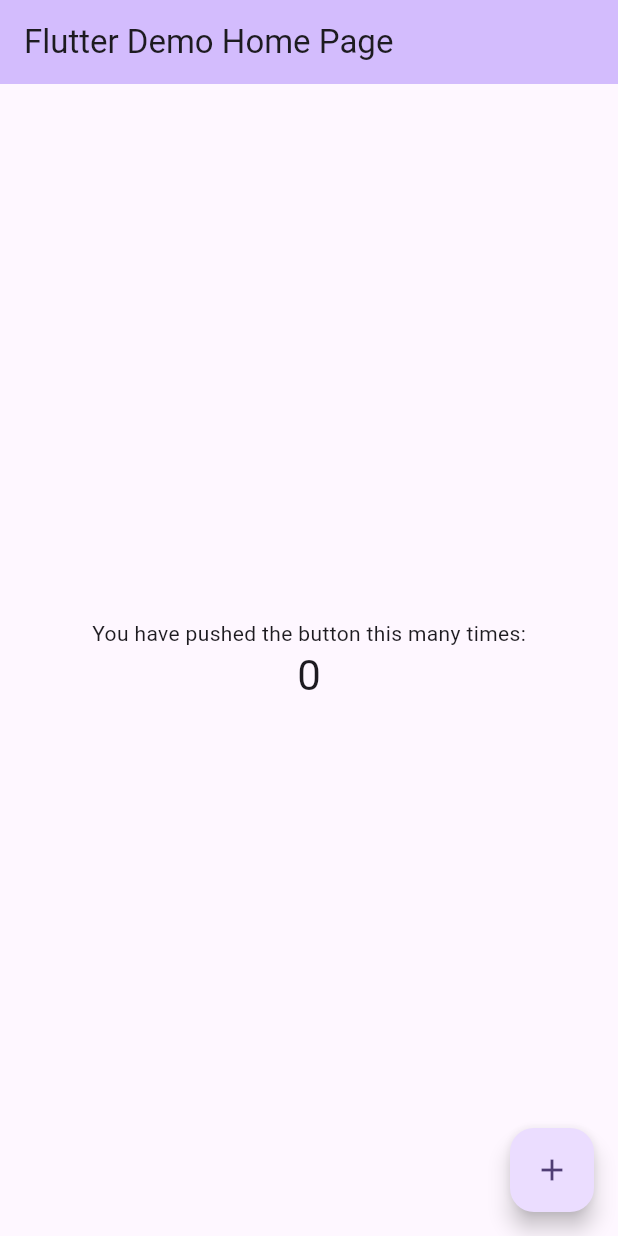
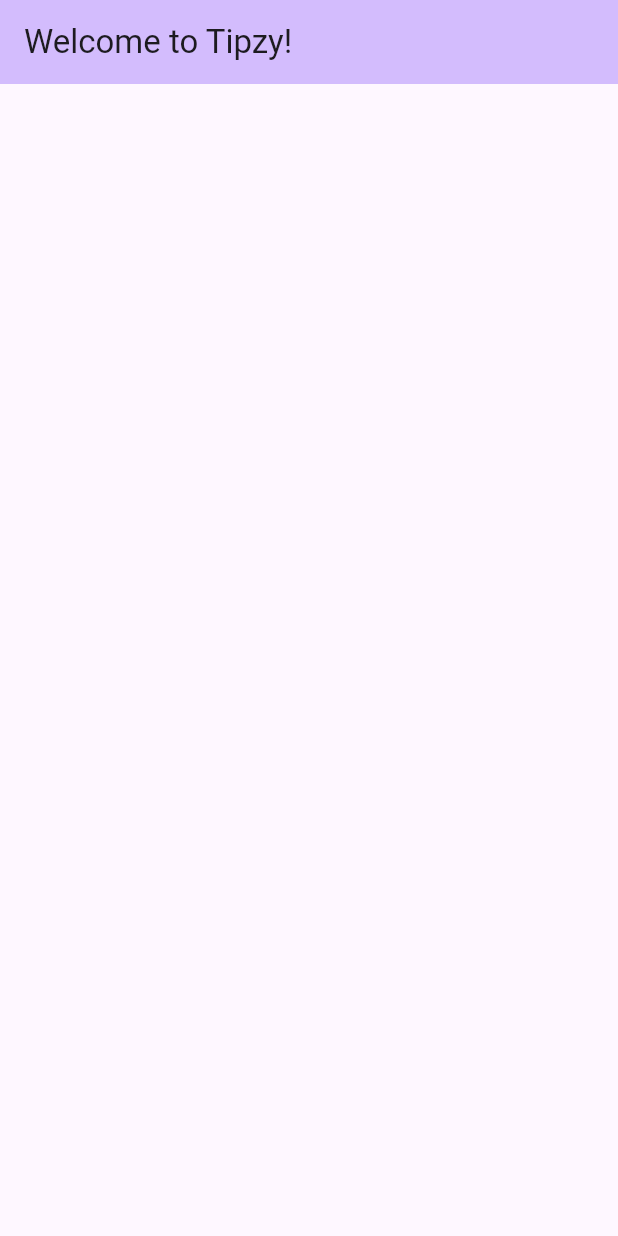
Before and after one commit to jali-k/tipzy, a Flutter app: the screen it shows after launch, on a phone screen of 412 x 824 dp. Run offline on Flutter 3.47's test engine with Material 3 defaults, Android fonts, the light colour scheme and no system bars.

Commit message:
Clear the main

```diff
--- a/lib/main.dart
+++ b/lib/main.dart
@@ -11,42 +11,18 @@
   @override
   Widget build(BuildContext context) {
     return MaterialApp(
-      title: 'Flutter Demo',
+      title: 'Tipzy',
       theme: ThemeData(
-        // This is the theme of your application.
-        //
-        // TRY THIS: Try running your application with "flutter run". You'll see
-        // the application has a purple toolbar. Then, without quitting the app,
-        // try changing the seedColor in the colorScheme below to Colors.green
-        // and then invoke "hot reload" (save your changes or press the "hot
-        // reload" button in a Flutter-supported IDE, or press "r" if you used
-        // the command line to start the app).
-        //
-        // Notice that the counter didn't reset back to zero; the application
-        // state is not lost during the reload. To reset the state, use hot
-        // restart instead.
-        //
-        // This works for code too, not just values: Most code changes can be
-        // tested with just a hot reload.
         colorScheme: ColorScheme.fromSeed(seedColor: Colors.deepPurple),
         useMaterial3: true,
       ),
-      home: const MyHomePage(title: 'Flutter Demo Home Page'),
+      home: const MyHomePage(title: 'Welcome to Tipzy!'),
     );
   }
 }
 
 class MyHomePage extends StatefulWidget {
   const MyHomePage({super.key, required this.title});
-
-  // This widget is the home page of your application. It is stateful, meaning
-  // that it has a State object (defined below) that contains fields that affect
-  // how it looks.
-
-  // This class is the configuration for the state. It holds the values (in this
-  // case the title) provided by the parent (in this case the App widget) and
-  // used by the build method of the State. Fields in a Widget subclass are
-  // always marked "final".
 
   final String title;
 
@@ -55,71 +31,20 @@
 }
 
 class _MyHomePageState extends State<MyHomePage> {
-  int _counter = 0;
-
-  void _incrementCounter() {
-    setState(() {
-      // This call to setState tells the Flutter framework that something has
-      // changed in this State, which causes it to rerun the build method below
-      // so that the display can reflect the updated values. If we changed
-      // _counter without calling setState(), then the build method would not be
-      // called again, and so nothing would appear to happen.
-      _counter++;
-    });
-  }
-
   @override
   Widget build(BuildContext context) {
-    // This method is rerun every time setState is called, for instance as done
-    // by the _incrementCounter method above.
-    //
-    // The Flutter framework has been optimized to make rerunning build methods
-    // fast, so that you can just rebuild anything that needs updating rather
-    // than having to individually change instances of widgets.
     return Scaffold(
       appBar: AppBar(
-        // TRY THIS: Try changing the color here to a specific color (to
-        // Colors.amber, perhaps?) and trigger a hot reload to see the AppBar
-        // change color while the other colors stay the same.
         backgroundColor: Theme.of(context).colorScheme.inversePrimary,
-        // Here we take the value from the MyHomePage object that was created by
-        // the App.build method, and use it to set our appbar title.
         title: Text(widget.title),
       ),
       body: Center(
-        // Center is a layout widget. It takes a single child and positions it
-        // in the middle of the parent.
         child: Column(
-          // Column is also a layout widget. It takes a list of children and
-          // arranges them vertically. By default, it sizes itself to fit its
-          // children horizontally, and tries to be as tall as its parent.
-          //
-          // Column has various properties to control how it sizes itself and
-          // how it positions its children. Here we use mainAxisAlignment to
-          // center the children vertically; the main axis here is the vertical
-          // axis because Columns are vertical (the cross axis would be
-          // horizontal).
-          //
-          // TRY THIS: Invoke "debug painting" (choose the "Toggle Debug Paint"
-          // action in the IDE, or press "p" in the console), to see the
-          // wireframe for each widget.
           mainAxisAlignment: MainAxisAlignment.center,
-          children: <Widget>[
-            const Text(
-              'You have pushed the button this many times:',
-            ),
-            Text(
-              '$_counter',
-              style: Theme.of(context).textTheme.headlineMedium,
-            ),
-          ],
+          children: <Widget>[],
         ),
       ),
-      floatingActionButton: FloatingActionButton(
-        onPressed: _incrementCounter,
-        tooltip: 'Increment',
-        child: const Icon(Icons.add),
-      ), // This trailing comma makes auto-formatting nicer for build methods.
+      // This trailing comma makes auto-formatting nicer for build methods.
     );
   }
 }
```
